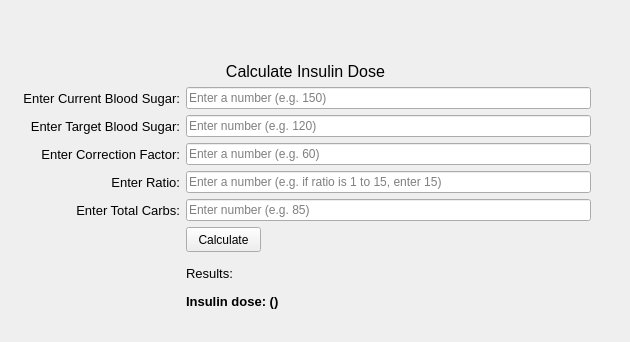
lkr221199/Project_2_CSCI1620_Final, file view_Project_2.ui: the form before one commit; both pictures show x 0 to 630 and y 0 to 342 of the 630 by 500 pixel window.
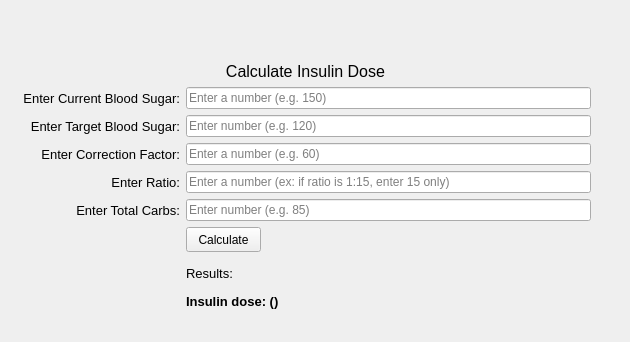
The form after the commit.

Commit message: Fixed logic errors and edited view

What changed in the file:
```diff
--- a/view_Project_2.ui
+++ b/view_Project_2.ui
@@ -31,6 +31,9 @@
   <property name="windowTitle">
    <string>MainWindow</string>
   </property>
+  <property name="styleSheet">
+   <string notr="true">Fusion</string>
+  </property>
   <widget class="QWidget" name="centralwidget">
    <property name="enabled">
     <bool>true</bool>
@@ -184,8 +187,14 @@
            <height>20</height>
           </size>
          </property>
+         <property name="focusPolicy">
+          <enum>Qt::StrongFocus</enum>
+         </property>
+         <property name="inputMask">
+          <string comment="9"/>
+         </property>
          <property name="placeholderText">
-          <string>Enter a number (e.g. if ratio is 1 to 15, enter 15)</string>
+          <string>Enter a number (ex: if ratio is 1:15, enter 15 only)</string>
          </property>
         </widget>
        </item>
```
Left out of the diff: 27 changed lines with no effect on the pictures. The commit also changes 3 other files.
